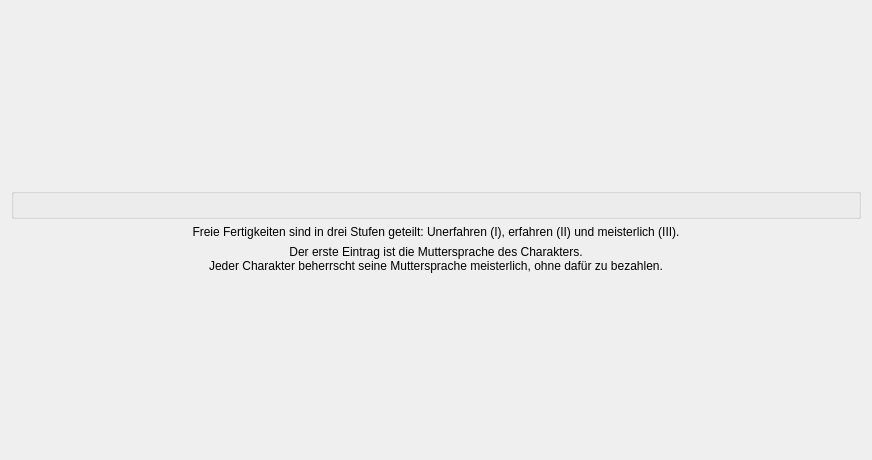
Qt form designer/CharakterFreieFert.ui (Aeolitus/Sephrasto) before a commit.
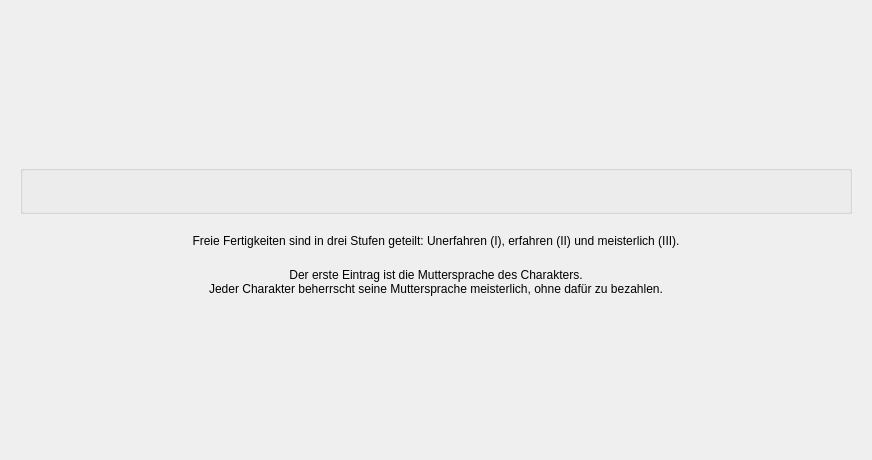
The same form after that commit.

The edit to the form file:
```diff
--- a/designer/CharakterFreieFert.ui
+++ b/designer/CharakterFreieFert.ui
@@ -14,8 +14,23 @@
    <string>Form</string>
   </property>
   <layout class="QGridLayout" name="gridLayout_3">
+   <property name="leftMargin">
+    <number>20</number>
+   </property>
+   <property name="topMargin">
+    <number>20</number>
+   </property>
+   <property name="rightMargin">
+    <number>20</number>
+   </property>
+   <property name="bottomMargin">
+    <number>20</number>
+   </property>
    <item row="0" column="0">
     <layout class="QGridLayout" name="gridLayout">
+     <property name="verticalSpacing">
+      <number>20</number>
+     </property>
      <item row="0" column="0">
       <spacer name="verticalSpacer">
        <property name="orientation">
@@ -70,7 +85,20 @@
        <property name="flat">
         <bool>false</bool>
        </property>
-       <layout class="QGridLayout" name="freieFertsGrid"/>
+       <layout class="QGridLayout" name="freieFertsGrid">
+        <property name="leftMargin">
+         <number>20</number>
+        </property>
+        <property name="topMargin">
+         <number>20</number>
+        </property>
+        <property name="rightMargin">
+         <number>20</number>
+        </property>
+        <property name="bottomMargin">
+         <number>20</number>
+        </property>
+       </layout>
       </widget>
      </item>
      <item row="3" column="0">
```
